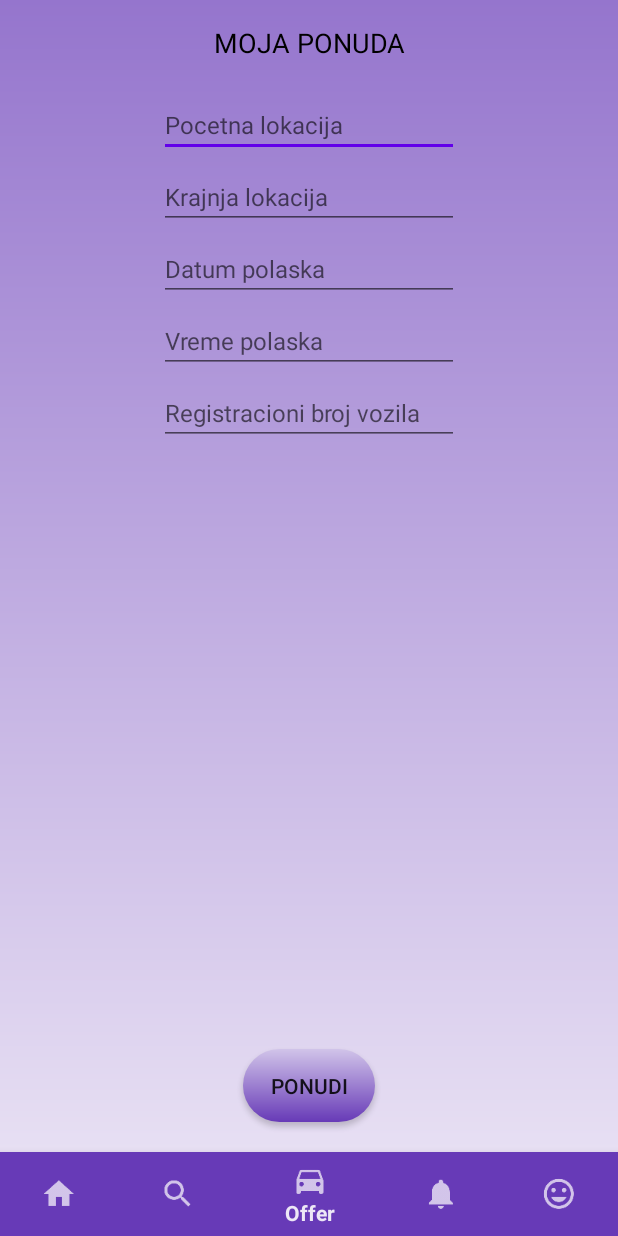
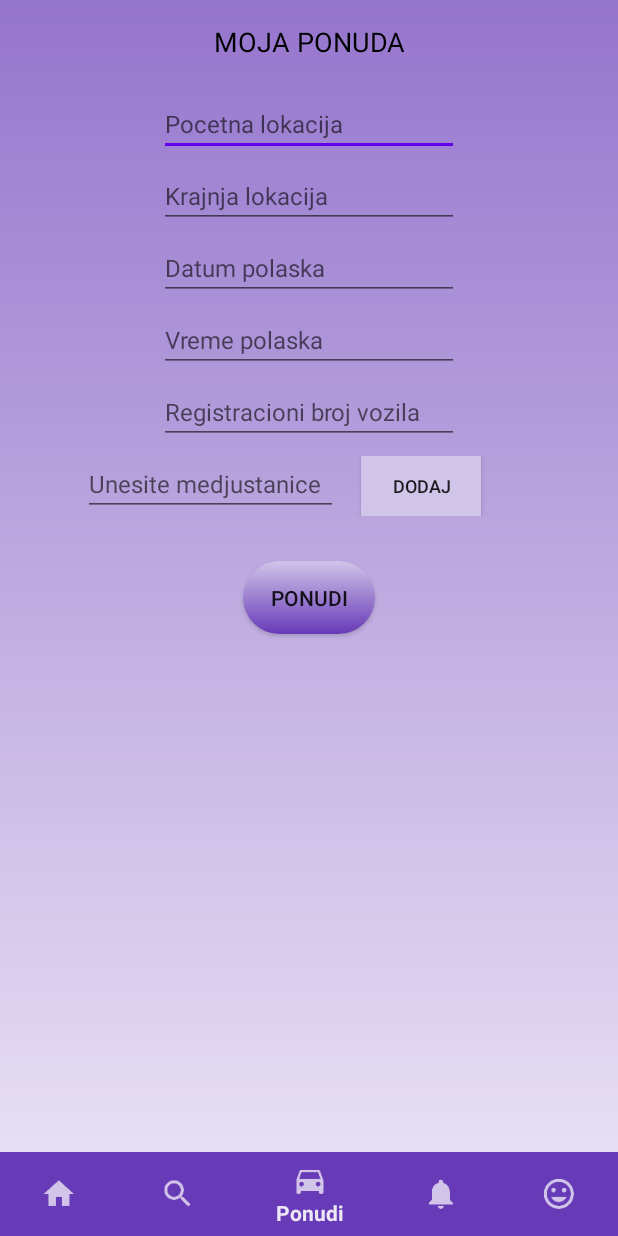
Before and after one commit to KristinaJoss/PrenosRobeAndroid, an Android app: the OfferActivity screen opened directly, with no data from a screen before it, on a phone screen of 412 x 824 dp. Run offline under Robolectric (Android 15) with nearby library versions, the phone set to English and light mode, and no system bars; 2 statements that could not run were skipped.

Commit message:
Izmenjene samo neke finese...

```diff
--- a/PrenosRobeAndroid/PrenosRobe/app/src/main/java/com/example/toshiba/prenosrobe/activities/OfferActivity.java
+++ b/PrenosRobeAndroid/PrenosRobe/app/src/main/java/com/example/toshiba/prenosrobe/activities/OfferActivity.java
@@ -342,7 +342,8 @@ public class OfferActivity extends AppCompatActivity
                 int minute = cal.get(Calendar.MINUTE);
 
                 TimePickerDialog dialog = new TimePickerDialog(OfferActivity.this, android.R.style.Theme_Holo_Light_Dialog_MinWidth, onTimeSetListener, hour, minute, true);
-                dialog.getWindow().setBackgroundDrawable(new ColorDrawable(Color.TRANSPARENT));
+                //dialog.getWindow().setBackgroundDrawable(new ColorDrawable(Color.TRANSPARENT));
+                dialog.getWindow().setBackgroundDrawable(getResources().getDrawable(R.drawable.loginbg, null));
                 dialog.show();
             }
         });
--- a/PrenosRobeAndroid/PrenosRobe/app/src/main/res/layout/activity_offer.xml
+++ b/PrenosRobeAndroid/PrenosRobe/app/src/main/res/layout/activity_offer.xml
@@ -1,163 +1,172 @@
 <?xml version="1.0" encoding="utf-8"?>
-<android.support.constraint.ConstraintLayout xmlns:android="http://schemas.android.com/apk/res/android"
+<RelativeLayout xmlns:android="http://schemas.android.com/apk/res/android"
     xmlns:app="http://schemas.android.com/apk/res-auto"
     xmlns:tools="http://schemas.android.com/tools"
     android:layout_width="match_parent"
     android:layout_height="match_parent"
     tools:context="com.example.toshiba.prenosrobe.activities.OfferActivity"
-    android:background="@drawable/loginbg">
+    android:background="@drawable/loginbg"
+    android:orientation="vertical">
+
+    <ScrollView
+        android:layout_width="match_parent"
+        android:layout_height="match_parent"
+        android:layout_above="@+id/frameLayout2">
+
+        <LinearLayout
+            android:layout_width="match_parent"
+            android:layout_height="match_parent"
+            android:orientation="vertical">
 
             <TextView
                 android:id="@+id/labelText1"
-        android:layout_width="0dp"
+                android:layout_width="match_parent"
                 android:layout_height="wrap_content"
-        android:layout_marginEnd="100dp"
-        android:layout_marginStart="100dp"
-        android:layout_marginTop="16dp"
+                android:layout_gravity="center"
+                android:layout_marginTop="15dp"
                 android:fadingEdge="none"
                 android:gravity="center"
                 android:text="@string/labelText1"
                 android:textColor="@color/colorPrimaryDark"
                 android:textSize="18sp"
-        app:layout_constraintEnd_toEndOf="parent"
-        app:layout_constraintStart_toStartOf="parent"
-        app:layout_constraintTop_toTopOf="parent" />
+                 />
 
             <EditText
                 android:id="@+id/inputDepLoc"
                 android:layout_width="200dp"
                 android:layout_height="40dp"
-        android:layout_marginEnd="64dp"
-        android:layout_marginStart="64dp"
+                android:layout_gravity="center"
                 android:layout_marginTop="24dp"
                 android:ems="10"
                 android:hint="Pocetna lokacija"
                 android:inputType="textPersonName"
-        android:textSize="16sp"
-        app:layout_constraintEnd_toEndOf="parent"
-        app:layout_constraintStart_toStartOf="parent"
-        app:layout_constraintTop_toBottomOf="@+id/labelText1" />
+                android:textSize="16sp"/>
 
             <EditText
                 android:id="@+id/inputArrLoc"
                 android:layout_width="200dp"
                 android:layout_height="40dp"
-        android:layout_marginEnd="64dp"
-        android:layout_marginStart="64dp"
+                android:layout_gravity="center"
                 android:layout_marginTop="8dp"
                 android:ems="10"
                 android:hint="Krajnja lokacija"
                 android:inputType="textPersonName"
-        android:textSize="16sp"
-        app:layout_constraintEnd_toEndOf="parent"
-        app:layout_constraintStart_toStartOf="parent"
-        app:layout_constraintTop_toBottomOf="@+id/inputDepLoc" />
+                android:textSize="16sp"/>
 
             <EditText
                 android:id="@+id/inputDate"
                 android:layout_width="200dp"
                 android:layout_height="40dp"
-        android:layout_marginEnd="64dp"
-        android:layout_marginStart="64dp"
+               android:layout_gravity="center"
                 android:layout_marginTop="8dp"
                 android:ems="10"
+                android:focusable="false"
                 android:hint="Datum polaska"
-        android:focusable="false"
                 android:inputType="date"
-        android:textSize="16sp"
-        app:layout_constraintEnd_toEndOf="parent"
-        app:layout_constraintStart_toStartOf="parent"
-        app:layout_constraintTop_toBottomOf="@+id/inputArrLoc" />
+                android:textSize="16sp"/>
 
             <EditText
                 android:id="@+id/inputTime"
                 android:layout_width="200dp"
                 android:layout_height="40dp"
-        android:layout_marginEnd="64dp"
-        android:layout_marginStart="64dp"
+                android:layout_gravity="center"
                 android:layout_marginTop="8dp"
                 android:ems="10"
+                android:focusable="false"
                 android:hint="Vreme polaska"
-        android:focusable="false"
                 android:inputType="time"
+                android:textSize="16sp" />
+
+            <EditText
+                android:id="@+id/inputVehicleNumber"
+                android:layout_width="200dp"
+                android:layout_height="40dp"
+                android:layout_gravity="center"
+                android:layout_marginTop="8dp"
+                android:ems="10"
+                android:hint="Registracioni broj vozila"
+                android:inputType="text"
+                android:textSize="16sp"/>
+
+            <TextView
+                android:id="@+id/labelVehicleType"
+                android:layout_width="200dp"
+                android:layout_height="40dp"
+                android:layout_gravity="center"
+                android:layout_marginTop="8dp"
+                android:gravity="center|start"
+                android:text="@string/vehicletype"
                 android:textSize="16sp"
-        app:layout_constraintEnd_toEndOf="parent"
-        app:layout_constraintStart_toStartOf="parent"
-        app:layout_constraintTop_toBottomOf="@+id/inputDate" />
+                android:visibility="visible"
+                tools:layout_editor_absoluteY="305dp" />
+
+            <Spinner
+                android:id="@+id/spinnerVehicleType"
+                android:layout_width="200dp"
+                android:layout_height="25dp"
+                android:layout_gravity="center"
+                android:layout_marginTop="8dp"
+                android:visibility="visible"/>
+
+            <LinearLayout
+                android:layout_width="match_parent"
+                android:layout_height="wrap_content"
+                android:orientation="horizontal"
+                android:layout_marginTop="8dp">
+
+                <EditText
+                    android:id="@+id/inputStations"
+                    android:layout_width="170dp"
+                    android:layout_height="40dp"
+                    android:layout_gravity="left"
+                    android:layout_marginLeft="55dp"
+                    android:ems="10"
+                    android:hint="Unesite medjustanice"
+                    android:inputType="text"
+                    android:textSize="16sp" />
+
+                <Button
+                    android:id="@+id/buttonAdd"
+                    android:layout_width="80dp"
+                    android:layout_height="40dp"
+                    android:layout_gravity="right"
+                    android:layout_marginLeft="15dp"
+                    android:background="@color/colorStart"
+                    android:text="@string/Dodaj"
+                    android:textSize="12dp"/>
+
+            </LinearLayout>
 
             <Button
                 android:id="@+id/buttonGo"
                 android:layout_width="wrap_content"
                 android:layout_height="wrap_content"
-        android:layout_marginBottom="76dp"
-        android:layout_marginEnd="117dp"
-        android:layout_marginStart="117dp"
+                android:layout_marginBottom="10dp"
+                android:layout_marginTop="30dp"
+                android:layout_gravity="bottom|center"
                 android:background="@drawable/buttonstylegradient"
-        android:text="@string/buttonOffer"
-        app:layout_constraintBottom_toBottomOf="parent"
-        app:layout_constraintEnd_toEndOf="parent"
-        app:layout_constraintStart_toStartOf="parent" />
+                android:text="@string/buttonOffer"/>
 
-    <EditText
-        android:id="@+id/inputVehicleNumber"
-        android:layout_width="200dp"
-        android:layout_height="40dp"
-        android:layout_marginEnd="64dp"
-        android:layout_marginStart="64dp"
-        android:layout_marginTop="8dp"
-        android:ems="10"
-        android:hint="Registracioni broj vozila"
-        android:inputType="text"
-        android:textSize="16sp"
-        app:layout_constraintEnd_toEndOf="parent"
-        app:layout_constraintStart_toStartOf="parent"
-        app:layout_constraintTop_toBottomOf="@+id/inputTime" />
+        </LinearLayout>
 
-    <TextView
-        android:id="@+id/labelVehicleType"
-        android:layout_width="200dp"
-        android:layout_height="40dp"
-        android:layout_marginEnd="64dp"
-        android:layout_marginStart="64dp"
-        android:layout_marginTop="8dp"
-        android:gravity="center|start"
-        android:text="@string/vehicletype"
-        android:textSize="18sp"
-        android:visibility="invisible"
-        app:layout_constraintEnd_toEndOf="parent"
-        app:layout_constraintStart_toStartOf="parent"
-        app:layout_constraintTop_toBottomOf="@+id/inputVehicleNumber" />
-
-    <Spinner
-        android:id="@+id/spinnerVehicleType"
-        android:layout_width="200dp"
-        android:layout_height="wrap_content"
-        android:layout_marginEnd="64dp"
-        android:layout_marginStart="64dp"
-        android:layout_marginTop="8dp"
-        android:visibility="invisible"
-        app:layout_constraintEnd_toEndOf="parent"
-        app:layout_constraintStart_toStartOf="parent"
-        app:layout_constraintTop_toBottomOf="@+id/labelVehicleType" />
-
-    <android.support.design.widget.BottomNavigationView
-        android:id="@+id/bottom_navigation"
-        android:layout_width="0dp"
-        android:layout_height="wrap_content"
-        app:itemBackground="@color/colorPrimary"
-        app:itemIconTint="@drawable/nav_item_color_state"
-        app:itemTextColor="@drawable/nav_item_color_state"
-        app:layout_constraintBottom_toBottomOf="parent"
-        app:layout_constraintEnd_toEndOf="parent"
-        app:layout_constraintStart_toStartOf="parent"
-        app:menu="@menu/bottom_navigation_main">
+    </ScrollView>
 
     <FrameLayout
         android:layout_width="match_parent"
         android:layout_height="wrap_content"
-            android:layout_alignParentBottom="true">
+        android:layout_alignParentBottom="true"
+        android:id="@+id/frameLayout2"
+        android:layout_marginTop="0dp">
+
+    <android.support.design.widget.BottomNavigationView
+        android:id="@+id/bottom_navigation"
+        android:layout_width="match_parent"
+        android:layout_height="match_parent"
+        app:itemBackground="@color/colorPrimary"
+        app:itemIconTint="@drawable/nav_item_color_state"
+        app:itemTextColor="@drawable/nav_item_color_state"
+        app:menu="@menu/bottom_navigation_main" />
+
     </FrameLayout>
 
-    </android.support.design.widget.BottomNavigationView>
-
-</android.support.constraint.ConstraintLayout>
+</RelativeLayout>
--- a/PrenosRobeAndroid/PrenosRobe/app/src/main/res/menu/bottom_navigation_main.xml
+++ b/PrenosRobeAndroid/PrenosRobe/app/src/main/res/menu/bottom_navigation_main.xml
@@ -7,35 +7,35 @@
         android:id="@+id/action_home"
         android:enabled="true"
         android:icon="@drawable/ic_home"
-        android:title="Home"
+        android:title="Pocetna"
         app:showAsAction="ifRoom"
         />
     <item
         android:id="@+id/action_search"
         android:enabled="true"
         android:icon="@drawable/ic_search"
-        android:title="Search"
+        android:title="Trazi"
         app:showAsAction="ifRoom"
         />
     <item
         android:id="@+id/action_offer"
         android:enabled="true"
         android:icon="@drawable/ic_offer"
-        android:title="Offer"
+        android:title="Ponudi"
         app:showAsAction="ifRoom"
         />
     <item
         android:id="@+id/action_notification"
         android:enabled="true"
         android:icon="@drawable/ic_notification"
-        android:title="Notifications"
+        android:title="Obavestenja"
         app:showAsAction="ifRoom"
         />
     <item
         android:id="@+id/action_profile"
         android:enabled="true"
         android:icon="@drawable/ic_profile"
-        android:title="Profile"
+        android:title="Profil"
         app:showAsAction="ifRoom"
         />
 
--- a/PrenosRobeAndroid/PrenosRobe/app/src/main/res/values/strings.xml
+++ b/PrenosRobeAndroid/PrenosRobe/app/src/main/res/values/strings.xml
@@ -49,5 +49,7 @@
     <string name="vehicletype">Tip vozila</string>
     <string name="language">Jezici</string>
     <string name="buttonMultiSpinner">Izaberi jezike</string>
+    <string name="Dodaj">Dodaj</string>
+    <string name="komentari">Komentari</string>
 
 </resources>
```
Also changed, not shown: PrenosRobeAndroid/PrenosRobe/app/src/main/res/layout/activity_main.xml (+60 -14 lines), PrenosRobeAndroid/PrenosRobe/app/src/main/res/layout/activity_profile.xml (+105 -120 lines), PrenosRobeAndroid/PrenosRobe/app/src/main/res/layout/single_row.xml (+4 -4 lines). Lines whose indentation alone changed are shown as unchanged.
